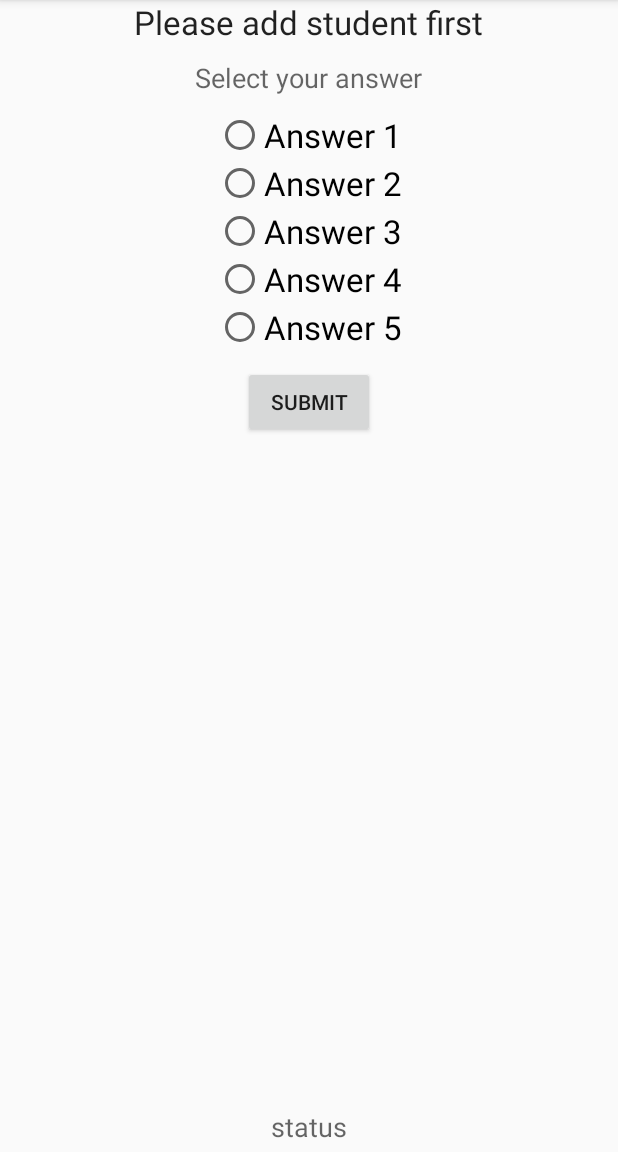
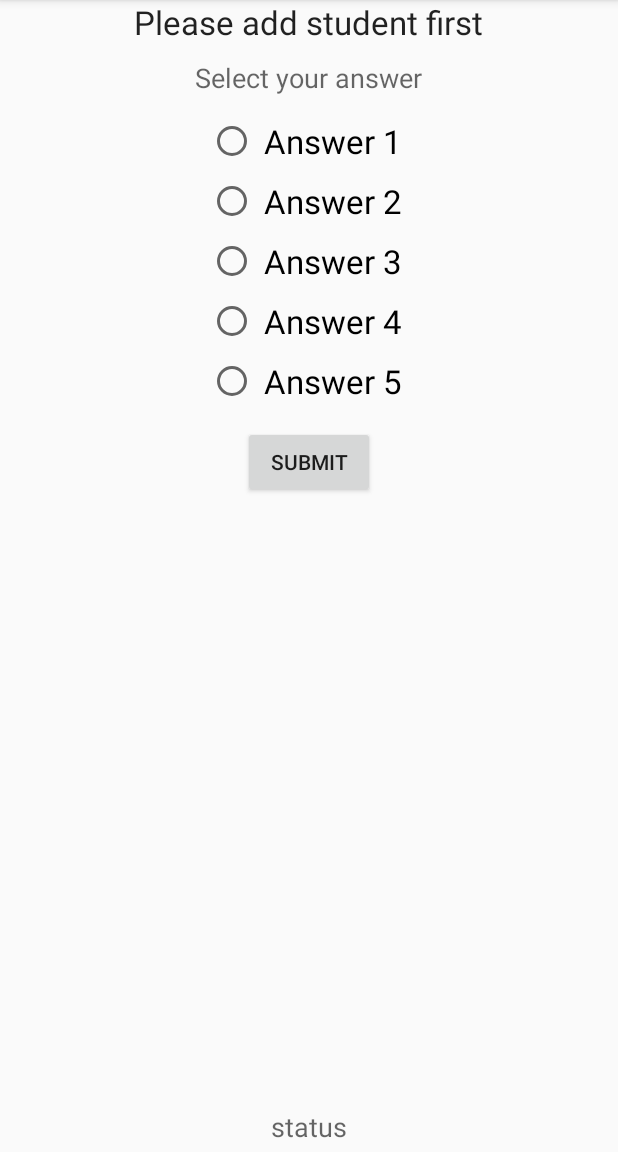
Before and after one commit to charithag/Soft-Clicker, an Android app: the screen it shows after launch (MainActivity), on a phone screen of 412 x 824 dp, the part 84-1236 px from its top. Run offline under Robolectric (Android 15) with nearby library versions, the phone set to English and light mode, and no system bars; libraries missing offline, so code that uses them is left out: org.softclicker.message, org.softclicker.transport; 1 statement that could not run was skipped.

Commit message:
Fix bugs

```diff
--- a/android-app/app/src/main/java/com/softclicker/android/MainActivity.java
+++ b/android-app/app/src/main/java/com/softclicker/android/MainActivity.java
@@ -68,7 +68,7 @@ public class MainActivity extends AppCompatActivity {
     private WifiConfiguration wifiConfig;
     private List<ScanResult> wifiScanList;
     private String ssid = "";
-    private boolean isAssociating = false;
+    private static volatile boolean isAssociating = false;
 
     private ProgressDialog progressDialog;
     private TextView statusLabel;
@@ -84,9 +84,9 @@ public class MainActivity extends AppCompatActivity {
             final String action = intent.getAction();
             if (action.equals(WifiManager.SCAN_RESULTS_AVAILABLE_ACTION)) {
                 wifiScanList = wifiManager.getScanResults();
-                String _ssid = sharedPref.getString(Constants.SSID, "");
+                String _ssid = sharedPref.getString(Constants.SSID, null);
                 for (ScanResult sr : wifiScanList) {
-                    if (_ssid.equals(sr.SSID)) {
+                    if (sr.SSID != null && sr.SSID.equals(_ssid)) {
                         unregisterReceiver(wifiScanBroadcastReceiver);
                         ssid = _ssid;
                         connectWithAP(ssid, sharedPref.getString(Constants.PASSWORD, null));
@@ -279,8 +279,8 @@ public class MainActivity extends AppCompatActivity {
     }
 
     @Override
-    protected void onResume() {
-        super.onResume();
+    protected void onStart() {
+        super.onStart();
         String selectedStudent = sharedPref.getString(Constants.SELECTED_STUDENT, null);
         TextView txtStudentId = (TextView) findViewById(R.id.student_id_label);
         if (txtStudentId != null) {
@@ -298,7 +298,7 @@ public class MainActivity extends AppCompatActivity {
             wifiManager.setWifiEnabled(true);
             Toast.makeText(getBaseContext(), "WiFi Enabled!", Toast.LENGTH_LONG).show();
         } else if (wifiInfo != null
-                && sharedPref.getString(Constants.SSID, "").equals(wifiInfo.getSSID().replace("\"", ""))) {
+                && wifiInfo.getSSID().replace("\"", "").equals(sharedPref.getString(Constants.SSID, null))) {
             if (!sharedPref.contains(Constants.SERVER_IP)) {
                 listenToServerBroadcast();
             } else if (selectedStudent == null) {
--- a/android-app/app/src/main/res/layout/activity_main.xml
+++ b/android-app/app/src/main/res/layout/activity_main.xml
@@ -35,7 +35,8 @@
             android:layout_height="wrap_content"
             android:tag="OPTION_1"
             android:text="@string/txt_option_1"
-            android:textAppearance="?android:attr/textAppearanceLarge" />
+            android:textAppearance="?android:attr/textAppearanceLarge"
+            android:padding="5dp" />
 
         <RadioButton
             android:id="@+id/answer2"
@@ -43,7 +44,8 @@
             android:layout_height="wrap_content"
             android:tag="OPTION_2"
             android:text="@string/txt_option_2"
-            android:textAppearance="?android:attr/textAppearanceLarge" />
+            android:textAppearance="?android:attr/textAppearanceLarge"
+            android:padding="5dp" />
 
         <RadioButton
             android:id="@+id/answer3"
@@ -51,7 +53,8 @@
             android:layout_height="wrap_content"
             android:tag="OPTION_3"
             android:text="@string/txt_option_3"
-            android:textAppearance="?android:attr/textAppearanceLarge" />
+            android:textAppearance="?android:attr/textAppearanceLarge"
+            android:padding="5dp" />
 
         <RadioButton
             android:id="@+id/answer4"
@@ -59,7 +62,8 @@
             android:layout_height="wrap_content"
             android:tag="OPTION_4"
             android:text="@string/txt_option_4"
-            android:textAppearance="?android:attr/textAppearanceLarge" />
+            android:textAppearance="?android:attr/textAppearanceLarge"
+            android:padding="5dp" />
 
         <RadioButton
             android:id="@+id/answer5"
@@ -67,7 +71,8 @@
             android:layout_height="wrap_content"
             android:tag="OPTION_5"
             android:text="@string/txt_option_5"
-            android:textAppearance="?android:attr/textAppearanceLarge" />
+            android:textAppearance="?android:attr/textAppearanceLarge"
+            android:padding="5dp" />
     </RadioGroup>
 
     <Button
```
